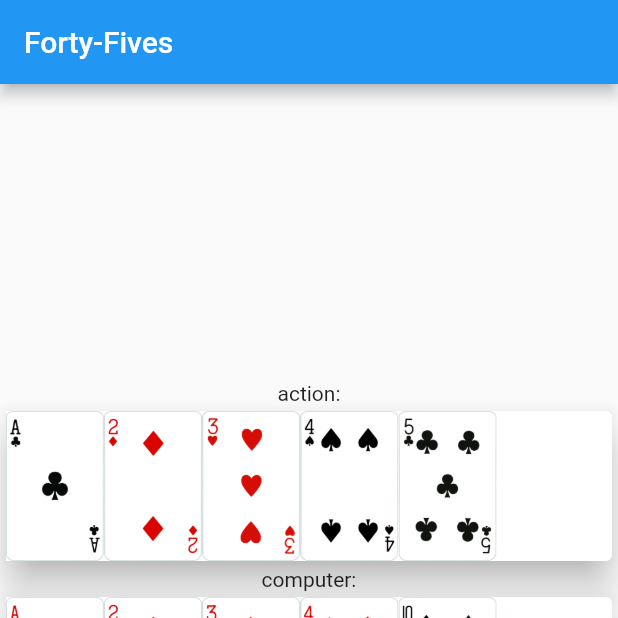
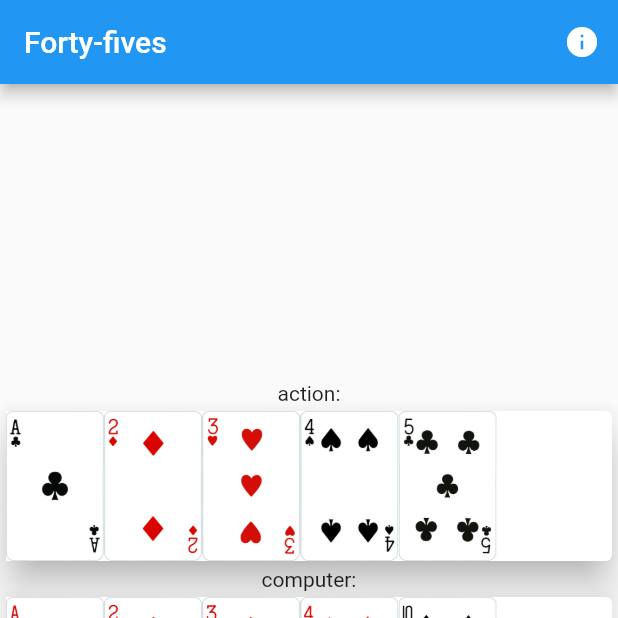
Before and after one commit to codetojoy/forty_fives_flutter, a Flutter app: the screen it shows after launch, on a phone screen of 412 x 824 dp, the top half of it. Run offline on Flutter 3.47's test engine with Material 2 defaults, Android fonts, the light colour scheme and no system bars.

Commit message:
screens and about

```diff
--- a/lib/main.dart
+++ b/lib/main.dart
@@ -1,9 +1,8 @@
 import 'package:flutter/material.dart';
 
-import './models/card.dart' as c45;
-import './models/hand.dart';
-import './widgets/hand.dart';
-import './widgets/card.dart';
+import './screens/about.dart';
+import './screens/my_home_page.dart';
+import './util/constants.dart';
 
 void main() {
   runApp(MyApp());
@@ -13,76 +12,15 @@ class MyApp extends StatelessWidget {
   @override
   Widget build(BuildContext context) {
     return MaterialApp(
-      title: 'Forty-Fives',
-      theme: ThemeData(
-        primarySwatch: Colors.blue,
-      ),
-      home: MyHomePage(title: 'Forty-Fives'),
-    );
+        title: C.TITLE,
+        theme: ThemeData(
+          primarySwatch: Colors.blue,
+        ),
+        debugShowCheckedModeBanner: false,
+        initialRoute: C.ROOT_ROUTE,
+        routes: {
+          C.ROOT_ROUTE: (ctx) => MyHomePage(title: C.TITLE),
+          About.routeName: (ctx) => About(),
+        });
   }
 }
-
-class MyHomePage extends StatefulWidget {
-  MyHomePage({Key? key, required this.title}) : super(key: key);
-
-  final String title;
-
-  @override
-  _MyHomePageState createState() => _MyHomePageState();
-}
-
-class _MyHomePageState extends State<MyHomePage> {
-  int _counter = 0;
-
-  void _incrementCounter() {
-    setState(() {
-      _counter++;
-    });
-  }
-
-  void _selectionHandler() {
-    setState(() {
-    });
-  }
-
-  @override
-  Widget build(BuildContext context) {
-    var hand1 = Hand();
-    hand1.dealCard(c45.Card(c45.Ordinal.ACE, c45.Suit.CLUBS));
-    hand1.dealCard(c45.Card(c45.Ordinal.TWO, c45.Suit.DIAMONDS));
-    hand1.dealCard(c45.Card(c45.Ordinal.THREE, c45.Suit.HEARTS));
-    hand1.dealCard(c45.Card(c45.Ordinal.FOUR, c45.Suit.SPADES));
-    hand1.dealCard(c45.Card(c45.Ordinal.FIVE, c45.Suit.CLUBS));
-    var hand2 = Hand();
-    hand2.dealCard(c45.Card(c45.Ordinal.ACE, c45.Suit.DIAMONDS));
-    hand2.dealCard(c45.Card(c45.Ordinal.TWO, c45.Suit.DIAMONDS));
-    hand2.dealCard(c45.Card(c45.Ordinal.THREE, c45.Suit.DIAMONDS));
-    hand2.dealCard(c45.Card(c45.Ordinal.FOUR, c45.Suit.DIAMONDS));
-    hand2.dealCard(c45.Card(c45.Ordinal.TEN, c45.Suit.SPADES));
-    var card = CardWidget(c45.Card(c45.Ordinal.FOUR, c45.Suit.DIAMONDS), _selectionHandler, true);
-
-    return Scaffold(
-      appBar: AppBar(
-        title: Text(widget.title),
-      ),
-      body: Center(
-        child: Column(
-          mainAxisAlignment: MainAxisAlignment.center,
-          children: <Widget>[
-            Text('action:',),
-            HandWidget(hand1, _selectionHandler),
-            Text('computer:',),
-            HandWidget(hand2, _selectionHandler),
-            Text('your hand:',),
-            HandWidget(hand2, _selectionHandler),
-          ],
-        ),
-      ),
-      floatingActionButton: FloatingActionButton(
-        onPressed: _incrementCounter,
-        tooltip: 'Increment',
-        child: Icon(Icons.add),
-      ), // This trailing comma makes auto-formatting nicer for build methods.
-    );
-  }
-}
--- /dev/null
+++ b/lib/screens/my_home_page.dart
@@ -0,0 +1,82 @@
+import 'package:flutter/material.dart';
+
+import './about.dart';
+import '../models/card.dart' as c45;
+import '../models/hand.dart';
+import '../widgets/hand.dart';
+import '../widgets/card.dart';
+
+class MyHomePage extends StatefulWidget {
+  MyHomePage({Key? key, required this.title}) : super(key: key);
+
+  final String title;
+
+  @override
+  _MyHomePageState createState() => _MyHomePageState();
+}
+
+class _MyHomePageState extends State<MyHomePage> {
+  late AppBar _appBar;
+  int _counter = 0;
+
+  void _incrementCounter() {
+    setState(() {
+      _counter++;
+    });
+  }
+
+  void _selectionHandler() {
+    setState(() {
+    });
+  }
+
+  void _pushAbout() {
+    Navigator.of(context).pushNamed(About.routeName);
+  }
+
+  @override
+  Widget build(BuildContext context) {
+    _appBar = AppBar(
+      title: Text(widget.title),
+      actions: [
+        IconButton(icon: Icon(Icons.info), onPressed: _pushAbout),
+      ],
+    );
+
+    var hand1 = Hand();
+    hand1.dealCard(c45.Card(c45.Ordinal.ACE, c45.Suit.CLUBS));
+    hand1.dealCard(c45.Card(c45.Ordinal.TWO, c45.Suit.DIAMONDS));
+    hand1.dealCard(c45.Card(c45.Ordinal.THREE, c45.Suit.HEARTS));
+    hand1.dealCard(c45.Card(c45.Ordinal.FOUR, c45.Suit.SPADES));
+    hand1.dealCard(c45.Card(c45.Ordinal.FIVE, c45.Suit.CLUBS));
+    var hand2 = Hand();
+    hand2.dealCard(c45.Card(c45.Ordinal.ACE, c45.Suit.DIAMONDS));
+    hand2.dealCard(c45.Card(c45.Ordinal.TWO, c45.Suit.DIAMONDS));
+    hand2.dealCard(c45.Card(c45.Ordinal.THREE, c45.Suit.DIAMONDS));
+    hand2.dealCard(c45.Card(c45.Ordinal.FOUR, c45.Suit.DIAMONDS));
+    hand2.dealCard(c45.Card(c45.Ordinal.TEN, c45.Suit.SPADES));
+    var card = CardWidget(c45.Card(c45.Ordinal.FOUR, c45.Suit.DIAMONDS), _selectionHandler, true);
+
+    return Scaffold(
+      appBar: _appBar,
+      body: Center(
+        child: Column(
+          mainAxisAlignment: MainAxisAlignment.center,
+          children: <Widget>[
+            Text('action:',),
+            HandWidget(hand1, _selectionHandler),
+            Text('computer:',),
+            HandWidget(hand2, _selectionHandler),
+            Text('your hand:',),
+            HandWidget(hand2, _selectionHandler),
+          ],
+        ),
+      ),
+      floatingActionButton: FloatingActionButton(
+        onPressed: _incrementCounter,
+        tooltip: 'Increment',
+        child: Icon(Icons.add),
+      ), // This trailing comma makes auto-formatting nicer for build methods.
+    );
+  }
+}
--- a/lib/util/constants.dart
+++ b/lib/util/constants.dart
@@ -8,4 +8,18 @@ class C {
   static final DECK_MAX_INDEX = NUM_CARDS_IN_DECK - 1;
   static final SUIT_MIN_INDEX = 0;
   static final SUIT_MAX_INDEX = NUM_CARDS_IN_SUIT - 1;
+
+  static const String ROOT_ROUTE = "/";
+
+  static const String TITLE = "Forty-fives";
+  static const String NEW_GAME = "New Game";
+  static const String QUIT_GAME = "Quit Game";
+
+  static const String PLAY_TIP = "press to play";
+
+  static const double ELEVATION = 5.0;
+  static const double WIDTH_PERCENTAGE = 0.95;
+  static const double PADDING = 10.0;
+
+  static const String ABOUT = 'about';
 }
```
Also changed, not shown: lib/screens/about.dart (added, +46 -0 lines), lib/widgets/util/double_auditor.dart (added, +34 -0 lines), lib/widgets/util/my_media_query.dart (added, +39 -0 lines), lib/widgets/util/my_sizer.dart (added, +37 -0 lines), 2 other files.
